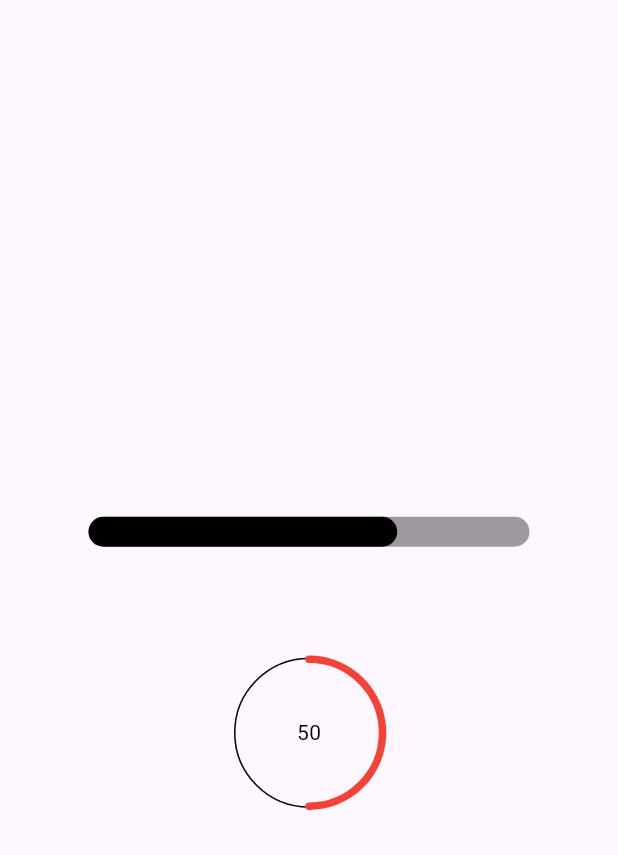
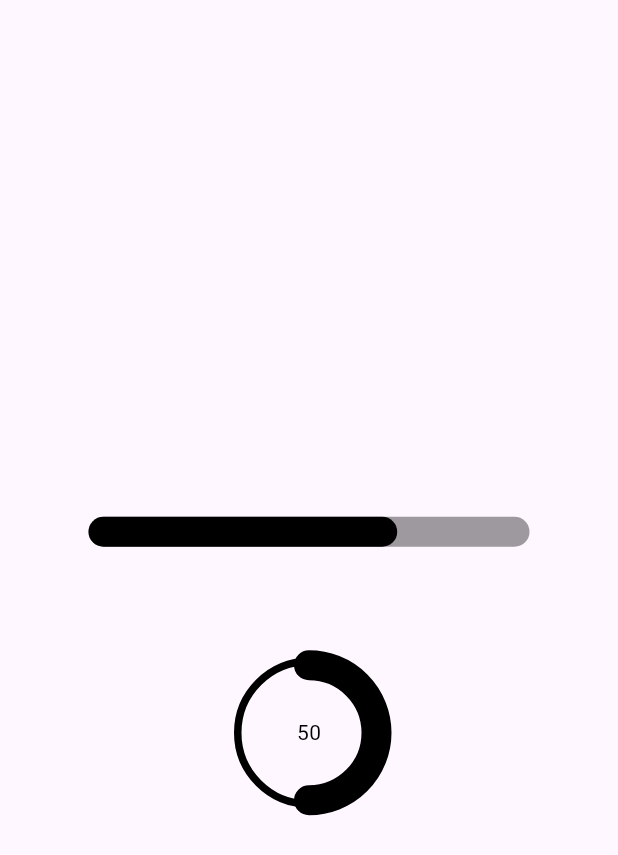
Before and after one commit to NicosNicolaou16/percentages_with_animation, a Flutter app: the screen it shows after launch, on a phone screen of 412 x 824 dp. Shown: the top 855 px of the screen. Run offline on Flutter 3.47's test engine with Material 3 defaults, Android fonts, the phone set to English and light mode, and no system bars.

Commit message:
more customization

```diff
--- a/example/lib/main.dart
+++ b/example/lib/main.dart
@@ -62,6 +62,8 @@ class _MyHomePageState extends State<MyHomePage> {
             height: 50,
             heightPercentage: 50,
             duration: 2000,
+            strokeWidth: 20,
+            backgroundStrokeWidth: 5,
           )
         ],
       ),
--- a/lib/src/circlular_percentage.dart
+++ b/lib/src/circlular_percentage.dart
@@ -7,6 +7,9 @@ class CircularPercentage extends StatefulWidget {
   final double maxPercentage;
   final double height;
   final double heightPercentage;
+  final double strokeWidth;
+  final double backgroundStrokeWidth;
+  final Color color;
   final int? duration;
 
   const CircularPercentage({
@@ -15,6 +18,9 @@ class CircularPercentage extends StatefulWidget {
     required this.maxPercentage,
     required this.height,
     required this.heightPercentage,
+    required this.strokeWidth,
+    required this.backgroundStrokeWidth,
+    this.color = Colors.black,
     this.duration,
   });
 
@@ -42,11 +48,15 @@ class _CircularPercentageState extends State<CircularPercentage> {
             shape: BoxShape.circle,
             color: Colors.transparent,
             border: Border.all(
-              width: 1,
+              width: widget.backgroundStrokeWidth,
             ),
           ),
           child: CustomPaint(
-            painter: BorderPainter(currentState: value),
+            painter: BorderPainter(
+              currentState: value,
+              strokeWidth: widget.strokeWidth,
+              color: widget.color,
+            ),
             child: Center(
               child: Text(
                 (value * widget.maxPercentage).toInt().toString(),
--- a/lib/src/custom_widgets/border_painter.dart
+++ b/lib/src/custom_widgets/border_painter.dart
@@ -4,16 +4,22 @@ import 'package:flutter/material.dart';
 
 class BorderPainter extends CustomPainter {
   final double currentState;
+  final double strokeWidth;
+  final Color color;
 
-  BorderPainter({required this.currentState});
+  BorderPainter({
+    required this.currentState,
+    required this.strokeWidth,
+    required this.color,
+  });
 
   @override
   void paint(Canvas canvas, Size size) {
-    double strokeWidth = 5;
+    double strokeWidth = this.strokeWidth;
     Rect rect = const Offset(0, 0) & Size(size.width, size.height);
 
     var paint = Paint()
-      ..color = Colors.red
+      ..color = color
       ..strokeWidth = strokeWidth
       ..strokeCap = StrokeCap.round
       ..style = PaintingStyle.stroke;
```
